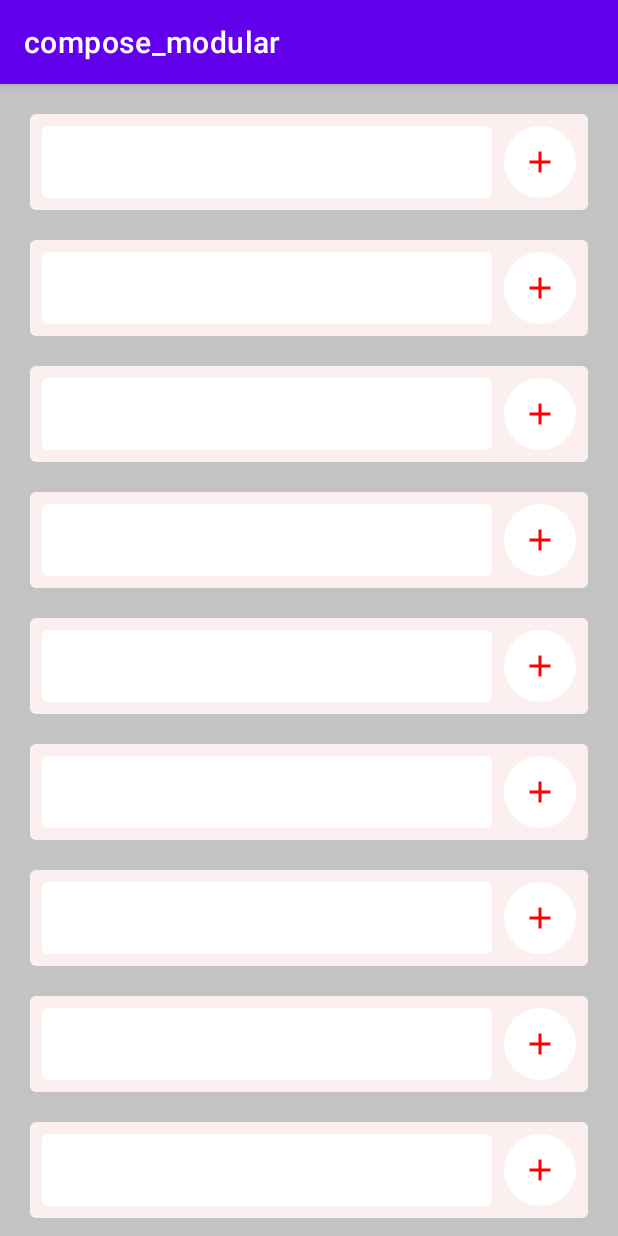
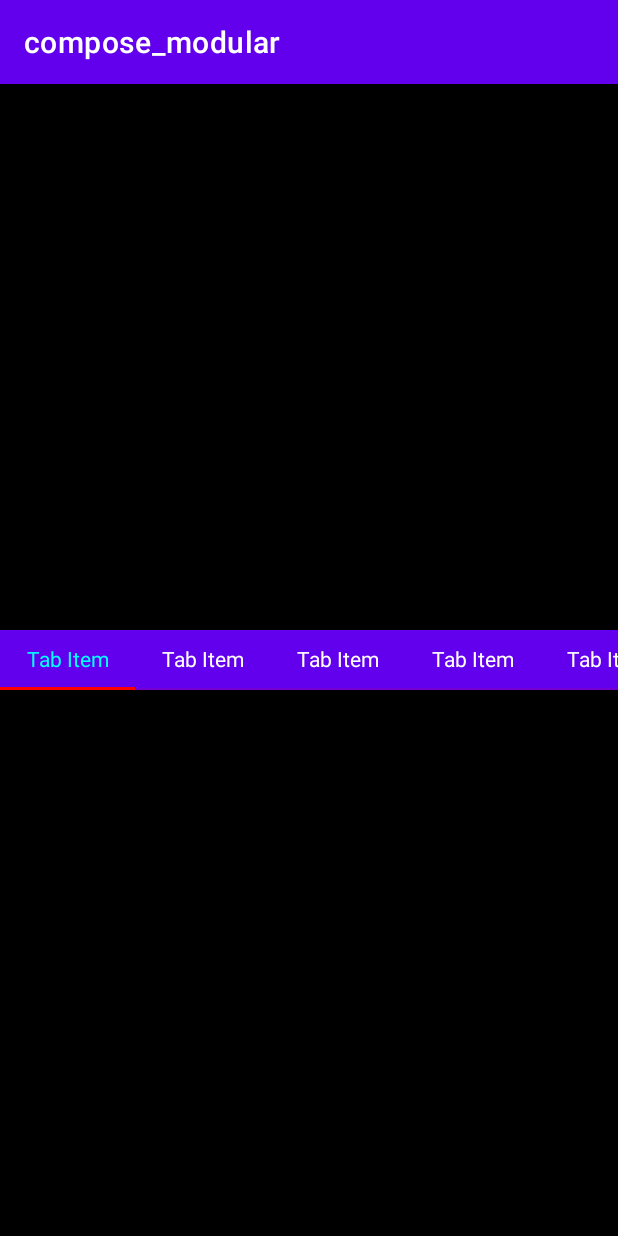
Before and after one commit to dhavalshah05/compose_modular, an Android app built with Jetpack Compose: the fragment LoginFragment placed in its activity, on a phone screen of 412 x 824 dp. Run offline under Robolectric (Android 15) with nearby library versions, the phone set to English and light mode, and no system bars; our stand-ins replace Dagger/Hilt's generated code, Timber; libraries missing offline, so code that uses them is left out: com.ncapdevi.fragnav; Roboto replaces fonts that are not available here; 7 statements that could not run were skipped.

Commit message:
Adding tabs

```diff
--- a/app/src/main/java/com/template/app/ui/login/LoginFragment.kt
+++ b/app/src/main/java/com/template/app/ui/login/LoginFragment.kt
@@ -6,6 +6,7 @@ import android.view.View
 import android.view.ViewGroup
 import androidx.fragment.app.Fragment
 import com.example.composelibrary.bringfocus.AuthView
+import com.example.composelibrary.tabs.TabView
 import dagger.hilt.android.AndroidEntryPoint
 
 @AndroidEntryPoint
@@ -16,7 +17,7 @@ class LoginFragment : Fragment() {
         container: ViewGroup?,
         savedInstanceState: Bundle?
     ): View {
-        val view = AuthView(requireContext())
+        val view = TabView(requireContext())
         return view.getRootView()
     }
 
--- /dev/null
+++ b/compose-library/src/main/java/com/example/composelibrary/tabs/CustomTabs.kt
@@ -0,0 +1,61 @@
+package com.example.composelibrary.tabs
+
+import androidx.compose.foundation.background
+import androidx.compose.foundation.layout.*
+import androidx.compose.material.*
+import androidx.compose.material.TabRowDefaults.tabIndicatorOffset
+import androidx.compose.runtime.Composable
+import androidx.compose.runtime.mutableStateOf
+import androidx.compose.runtime.remember
+import androidx.compose.ui.Alignment
+import androidx.compose.ui.Modifier
+import androidx.compose.ui.graphics.Color
+import androidx.compose.ui.tooling.preview.Preview
+import androidx.compose.ui.unit.dp
+
+@Preview
+@Composable
+private fun CustomTabsPreview() {
+    CustomTabs()
+}
+
+@Composable
+fun CustomTabs() {
+    val selectedTabIndex = remember {
+        mutableStateOf(0)
+    }
+
+    Box(
+        modifier = Modifier
+            .fillMaxSize()
+            .background(Color.Black),
+        contentAlignment = Alignment.Center
+    ) {
+        ScrollableTabRow(
+            modifier = Modifier.wrapContentWidth(),
+            selectedTabIndex = selectedTabIndex.value,
+            contentColor = Color.Red,
+            edgePadding = 0.dp,
+            tabs = {
+                for (i in 0..10) {
+                    Tab(
+                        selected = i == selectedTabIndex.value,
+                        onClick = { selectedTabIndex.value = i },
+                        selectedContentColor = Color.Cyan,
+                        unselectedContentColor = Color.White,
+                    ) {
+                        Text("Tab Item", modifier = Modifier.padding(vertical = 12.dp))
+                    }
+                }
+            },
+            indicator = { tabPositions ->
+                val tabPosition = tabPositions[selectedTabIndex.value]
+                TabRowDefaults.Indicator(
+                    Modifier
+                        .tabIndicatorOffset(tabPosition)
+                        .height(2.dp),
+                )
+            },
+        )
+    }
+}
--- /dev/null
+++ b/compose-library/src/main/java/com/example/composelibrary/tabs/TabView.kt
@@ -0,0 +1,20 @@
+package com.example.composelibrary.tabs
+
+import android.content.Context
+import android.view.View
+import androidx.compose.ui.platform.ComposeView
+import androidx.compose.ui.platform.ViewCompositionStrategy
+
+class TabView(
+    private val context: Context
+) {
+    fun getRootView(): View {
+        return ComposeView(context).apply {
+            setViewCompositionStrategy(ViewCompositionStrategy.DisposeOnViewTreeLifecycleDestroyed)
+            setContent {
+                CustomTabs()
+            }
+        }
+    }
+
+}
```
